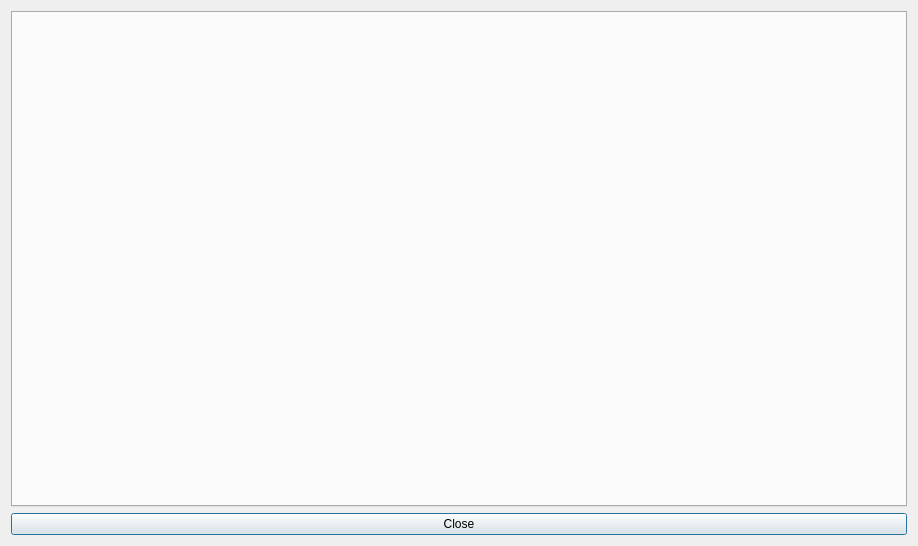
Qt form suews_database_manager_dialog_base.ui (gusbacos/suews_database_manager) before a commit.
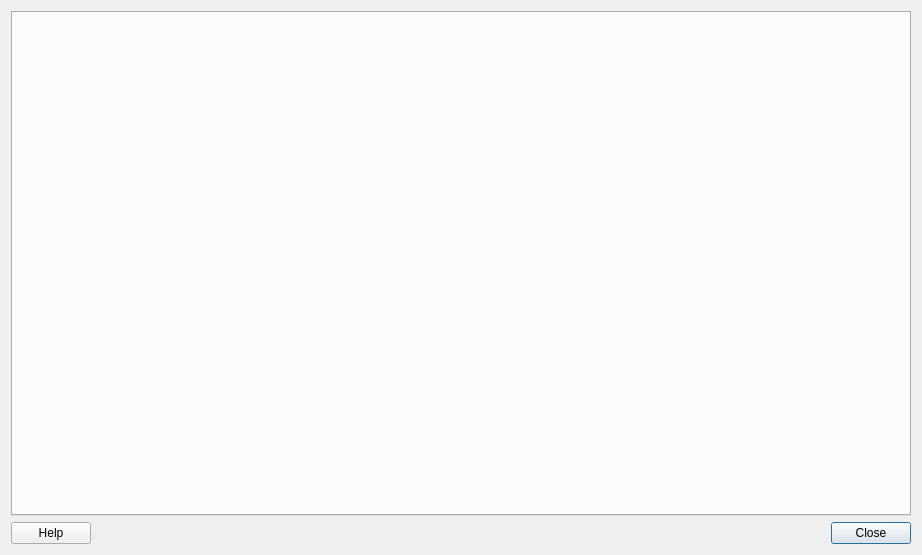
The same form after that commit.

```diff
--- a/suews_database_manager_dialog_base.ui
+++ b/suews_database_manager_dialog_base.ui
@@ -6,8 +6,8 @@
    <rect>
     <x>0</x>
     <y>0</y>
-    <width>918</width>
-    <height>546</height>
+    <width>922</width>
+    <height>555</height>
    </rect>
   </property>
   <property name="minimumSize">
@@ -26,7 +26,34 @@
    <string>Urban_type_creator</string>
   </property>
   <layout class="QGridLayout" name="gridLayout_3">
-   <item row="0" column="0">
+   <item row="2" column="1">
+    <spacer name="horizontalSpacer">
+     <property name="orientation">
+      <enum>Qt::Horizontal</enum>
+     </property>
+     <property name="sizeHint" stdset="0">
+      <size>
+       <width>40</width>
+       <height>20</height>
+      </size>
+     </property>
+    </spacer>
+   </item>
+   <item row="2" column="2">
+    <widget class="QPushButton" name="pushButton">
+     <property name="text">
+      <string>Close</string>
+     </property>
+    </widget>
+   </item>
+   <item row="2" column="0">
+    <widget class="QPushButton" name="helpButton">
+     <property name="text">
+      <string>Help</string>
+     </property>
+    </widget>
+   </item>
+   <item row="0" column="0" colspan="3">
     <widget class="QTabWidget" name="tabWidget">
      <property name="enabled">
       <bool>true</bool>
@@ -48,13 +75,6 @@
      </property>
     </widget>
    </item>
-   <item row="1" column="0">
-    <widget class="QPushButton" name="pushButton">
-     <property name="text">
-      <string>Close</string>
-     </property>
-    </widget>
-   </item>
   </layout>
  </widget>
  <resources/>
```
Left out of the diff: 21 changed lines with no effect on the pictures.
